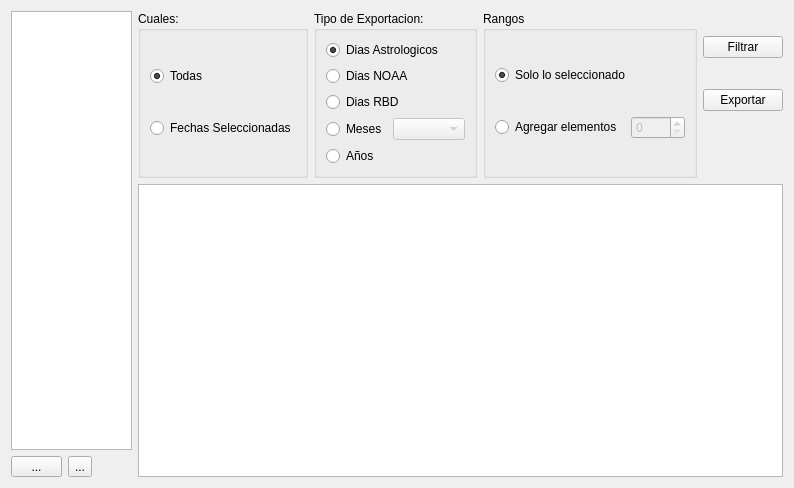
First picture: the form in MeteoAstrologia/excelexportwidget.ui, repository diegowald/meteo, before the edit.
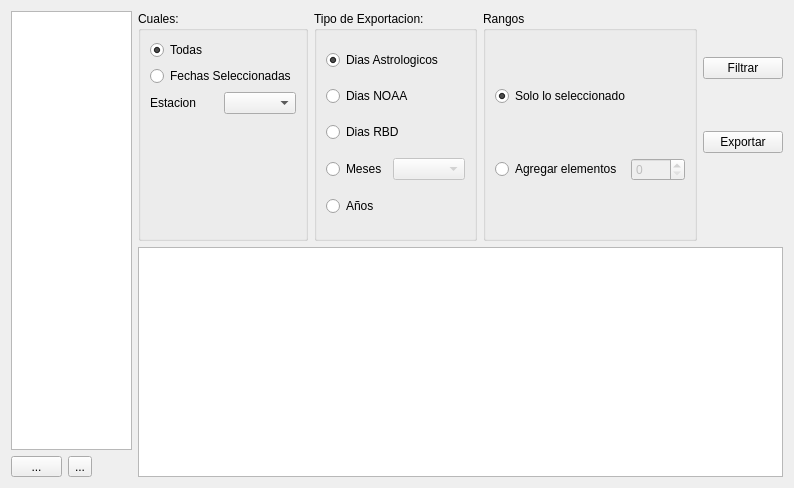
Second picture: the form after the edit. Icons and pictures are not drawn.

Commit message: Se añade la estacion de trabajo.

Diff of the .ui file:
```diff
--- a/MeteoAstrologia/excelexportwidget.ui
+++ b/MeteoAstrologia/excelexportwidget.ui
@@ -124,6 +124,33 @@
             </property>
            </widget>
           </item>
+          <item>
+           <layout class="QHBoxLayout" name="horizontalLayout_6">
+            <item>
+             <widget class="QLabel" name="label">
+              <property name="text">
+               <string>Estacion</string>
+              </property>
+             </widget>
+            </item>
+            <item>
+             <widget class="QComboBox" name="cboEstacion"/>
+            </item>
+           </layout>
+          </item>
+          <item>
+           <spacer name="verticalSpacer_2">
+            <property name="orientation">
+             <enum>Qt::Vertical</enum>
+            </property>
+            <property name="sizeHint" stdset="0">
+             <size>
+              <width>20</width>
+              <height>40</height>
+             </size>
+            </property>
+           </spacer>
+          </item>
          </layout>
         </widget>
        </item>
```
The commit also changes 48 other files.
